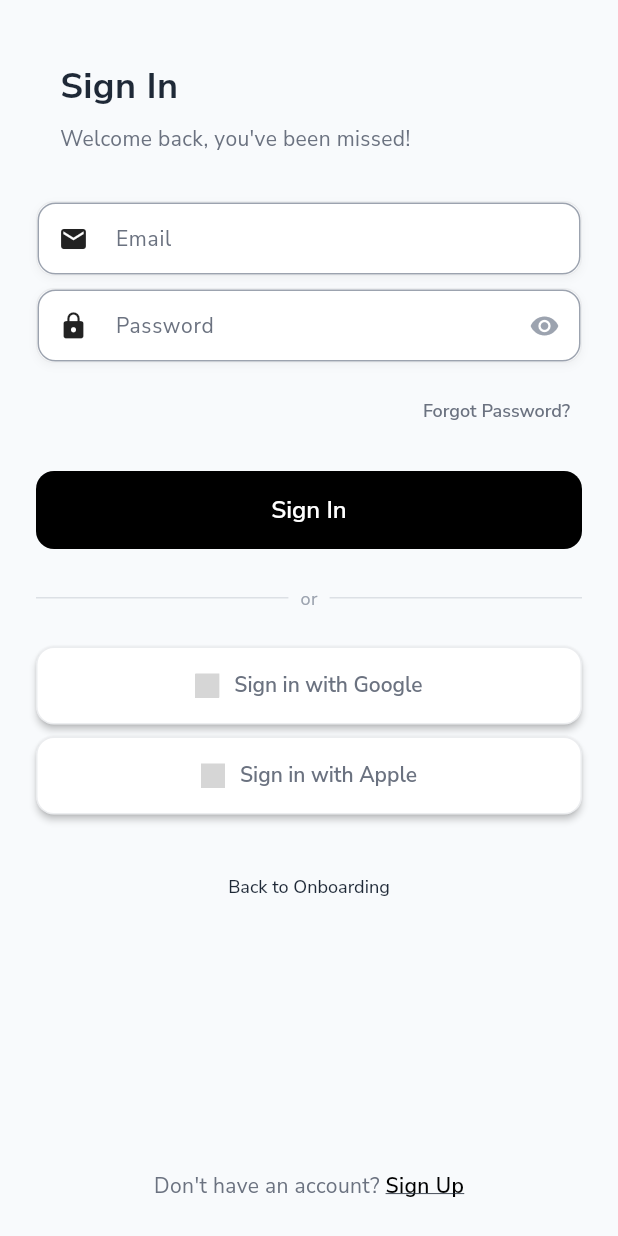
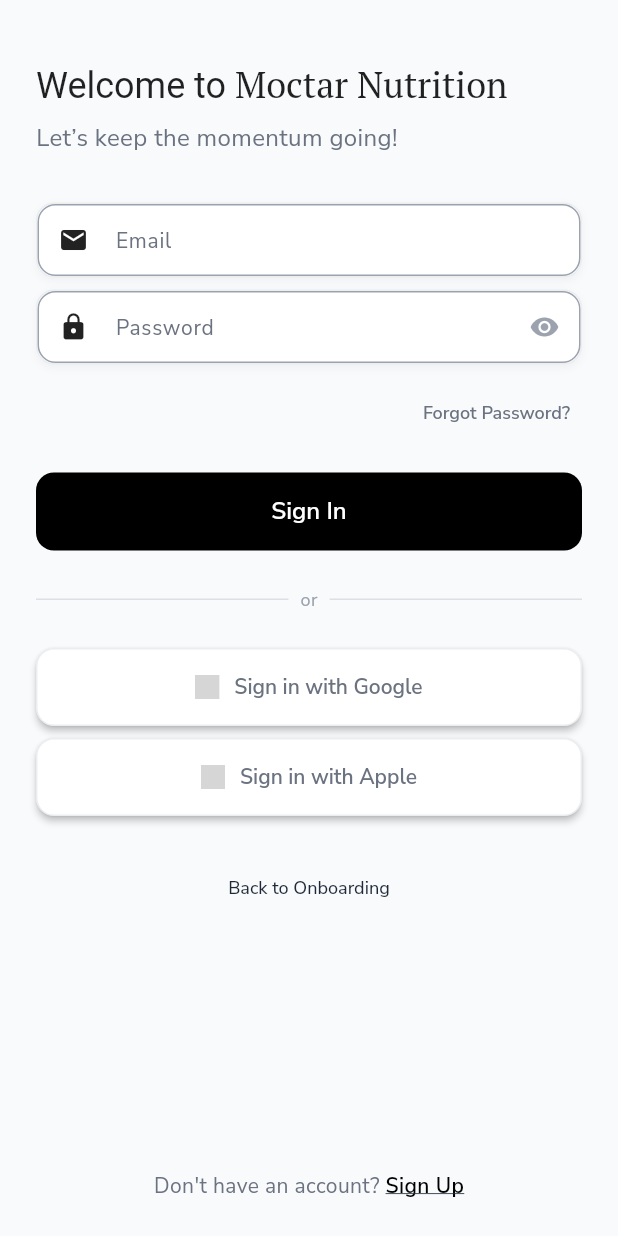
Before and after one commit to mahmoudal99/moctarnutrition, a Flutter app: the AuthScreen screen opened by its route, on a phone screen of 412 x 824 dp. Run offline on Flutter 3.47's test engine with Material 3 defaults, Android fonts, the phone set to English and light mode, and no system bars; our stand-ins replace auth_buttons, cached_network_image, cloud_firestore, confetti, firebase_auth, firebase_core and 17 more; missing offline and left inert: flutter_floating_bottom_bar, flutter_stripe, mobile_scanner, openfoodfacts; accounts and stored records are empty; project files that could hold a hidden picture were left out; grey boxes are pictures that could not be loaded.

Commit message:
Clean up auth_screen.dart

```diff
--- a/lib/features/auth/presentation/screens/auth_screen.dart
+++ b/lib/features/auth/presentation/screens/auth_screen.dart
@@ -1,6 +1,7 @@
 import 'package:champions_gym_app/shared/services/onboarding_service.dart';
 import 'package:flutter/material.dart';
 import 'package:go_router/go_router.dart';
+import 'package:google_fonts/google_fonts.dart';
 import 'package:provider/provider.dart';
 import 'package:logger/logger.dart';
 import 'package:auth_buttons/auth_buttons.dart';
@@ -83,25 +84,36 @@ class _AuthScreenState extends State<AuthScreen> {
     return Container(
       width: double.infinity,
       padding: const EdgeInsets.symmetric(
-        horizontal: AppConstants.spacingM,
         vertical: AppConstants.spacingS,
       ),
       child: Column(
         crossAxisAlignment: CrossAxisAlignment.start,
         children: [
-          Text(
-            _isSignUp ? 'Sign Up' : 'Sign In',
-            style: AppTextStyles.heading3.copyWith(
-              fontWeight: FontWeight.w700,
+          RichText(
+            textAlign: TextAlign.center,
+            text: TextSpan(
+              children: [
+                TextSpan(
+                  text: 'Welcome to ',
+                  style: GoogleFonts.aBeeZee(
+                      fontSize: 24,
+                      fontWeight: FontWeight.normal,
+                      color: Colors.black87),
                 ),
-            textAlign: TextAlign.left,
+                TextSpan(
+                  text: 'Moctar Nutrition',
+                  style:
+                      GoogleFonts.ptSerif(fontSize: 24, color: Colors.black87),
+                ),
+              ],
+            ),
           ),
           const SizedBox(height: AppConstants.spacingS),
           Text(
             _isSignUp
                 ? 'Create your account to save your progress'
-                : 'Welcome back, you\'ve been missed!',
-            style: AppTextStyles.bodySmall.copyWith(
+                : 'Let’s keep the momentum going!',
+            style: AppTextStyles.bodyMedium.copyWith(
               color: AppConstants.textSecondary,
             ),
             textAlign: TextAlign.left,
@@ -196,7 +208,7 @@ class _AuthScreenState extends State<AuthScreen> {
             ),
           ],
           if (_isSignUp) ...[
-            const SizedBox(height: AppConstants.spacingS),
+            const SizedBox(height: AppConstants.spacingM),
             _buildTermsCheckbox(),
           ],
           const SizedBox(height: AppConstants.spacingM),
@@ -272,17 +284,7 @@ class _AuthScreenState extends State<AuthScreen> {
   }
 
   Widget _buildTermsCheckbox() {
-    return Container(
-      decoration: BoxDecoration(
-        color: AppConstants.surfaceColor,
-        borderRadius: BorderRadius.circular(AppConstants.radiusM),
-        border: Border.all(
-          color: AppConstants.textTertiary.withOpacity(0.2),
-        ),
-        boxShadow: AppConstants.shadowS,
-      ),
-      padding: const EdgeInsets.all(AppConstants.spacingM),
-      child: Row(
+    return Row(
       crossAxisAlignment: CrossAxisAlignment.start,
       children: [
         SizedBox(
@@ -316,7 +318,6 @@ class _AuthScreenState extends State<AuthScreen> {
                     child: Text(
                       'Terms and Conditions',
                       style: AppTextStyles.bodySmall.copyWith(
-                          color: AppConstants.primaryColor,
                         fontWeight: FontWeight.w600,
                         decoration: TextDecoration.underline,
                       ),
@@ -330,7 +331,6 @@ class _AuthScreenState extends State<AuthScreen> {
                     child: Text(
                       'Privacy Policy',
                       style: AppTextStyles.bodySmall.copyWith(
-                          color: AppConstants.primaryColor,
                         fontWeight: FontWeight.w600,
                         decoration: TextDecoration.underline,
                       ),
@@ -342,7 +342,6 @@ class _AuthScreenState extends State<AuthScreen> {
           ),
         ),
       ],
-      ),
     );
   }
 
--- a/lib/features/workouts/presentation/widgets/day_view_widget.dart
+++ b/lib/features/workouts/presentation/widgets/day_view_widget.dart
@@ -88,6 +88,8 @@ class DayViewWidget extends StatelessWidget {
     return Consumer<WorkoutProvider>(
       builder: (context, workoutProvider, child) {
         return SafeArea(
+          child: SingleChildScrollView(
+            controller: scrollController,
             child: Column(
               children: [
                 if (!workoutProvider.isEditMode) ...[
@@ -96,8 +98,12 @@ class DayViewWidget extends StatelessWidget {
                     onViewChanged: onViewChanged,
                   ),
                   DayView(dailyWorkout: todayWorkout!),
+                  SizedBox(
+                    height: 128,
+                  )
                 ],
               ],
+            ),
           ),
         );
       },
--- a/pubspec.yaml
+++ b/pubspec.yaml
@@ -114,7 +114,7 @@ dependencies:
   package_info_plus: ^8.3.0
   mobile_scanner: ^6.0.10
 
-  # Auth Buttons for social authentication
+  # Auth Buttons for social login
   auth_buttons: ^3.0.3
 
 dev_dependencies:
```
Lines whose indentation alone changed are shown as unchanged.
